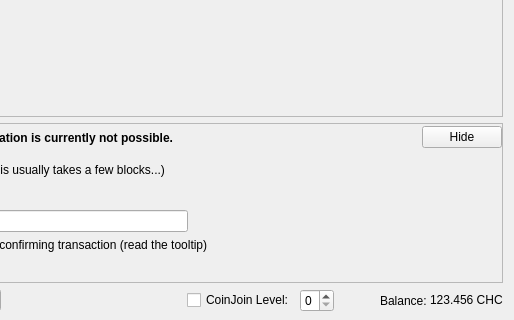
Qt form src/qt/forms/sendcoinsdialog.ui (DreamShokk/bagicoin) before a commit; both pictures show x 336 to 850 and y 292 to 612 of the 850 by 612 pixel window.
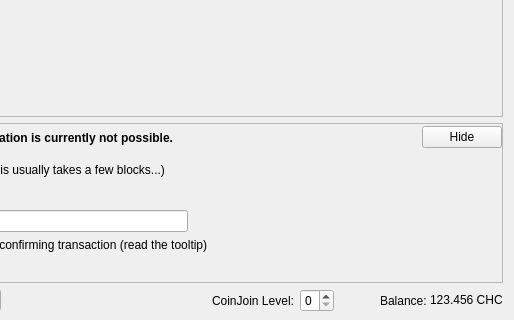
The same form after that commit. Icons and pictures are not drawn. Custom widgets are drawn as their Qt base class.

Commit message: prepare CoinJoin! for multi-level usage

Diff of the .ui file:
```diff
--- a/src/qt/forms/sendcoinsdialog.ui
+++ b/src/qt/forms/sendcoinsdialog.ui
@@ -1192,19 +1192,10 @@
       </spacer>
      </item>
      <item>
-      <widget class="QCheckBox" name="checkUseCoinJoin">
-       <property name="minimumSize">
-        <size>
-         <width>95</width>
-         <height>0</height>
-        </size>
-       </property>
+      <widget class="QLabel" name="label_2">
        <property name="text">
         <string>CoinJoin Level:</string>
        </property>
-       <property name="checked">
-        <bool>false</bool>
-       </property>
       </widget>
      </item>
      <item>
```
Left out of the diff: 3 changed lines with no effect on the pictures. The commit also changes 7 other files.
